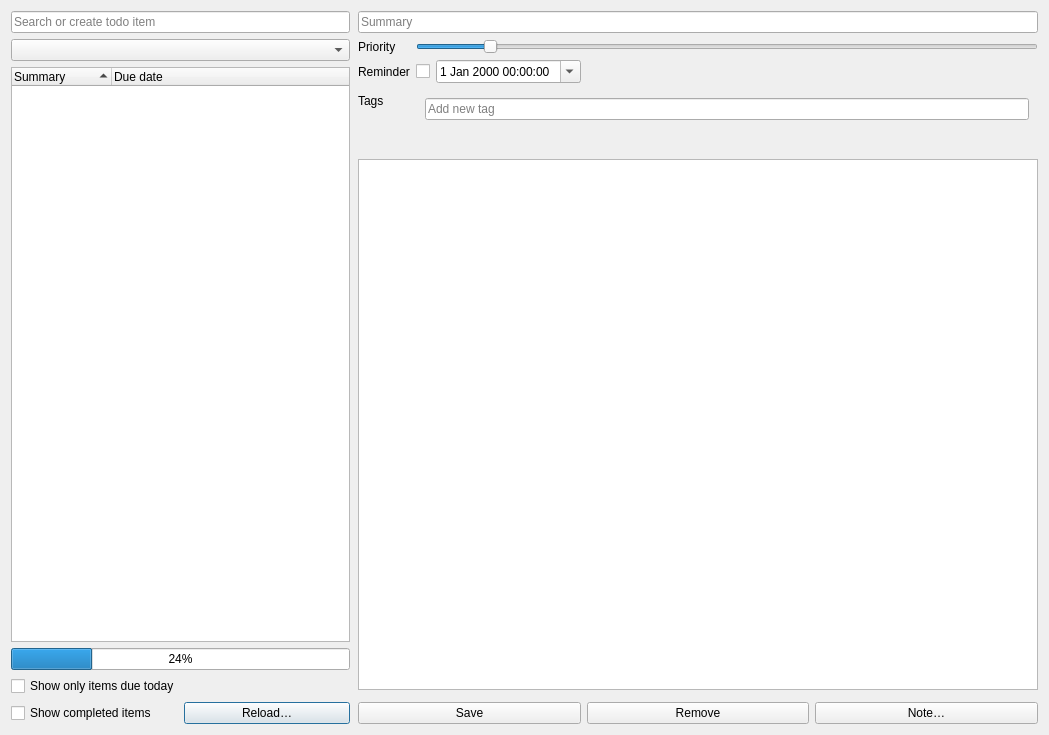
This is src/dialogs/tododialog.ui in pbek/QOwnNotes as Qt 5 draws it before an edit. The edited form follows.
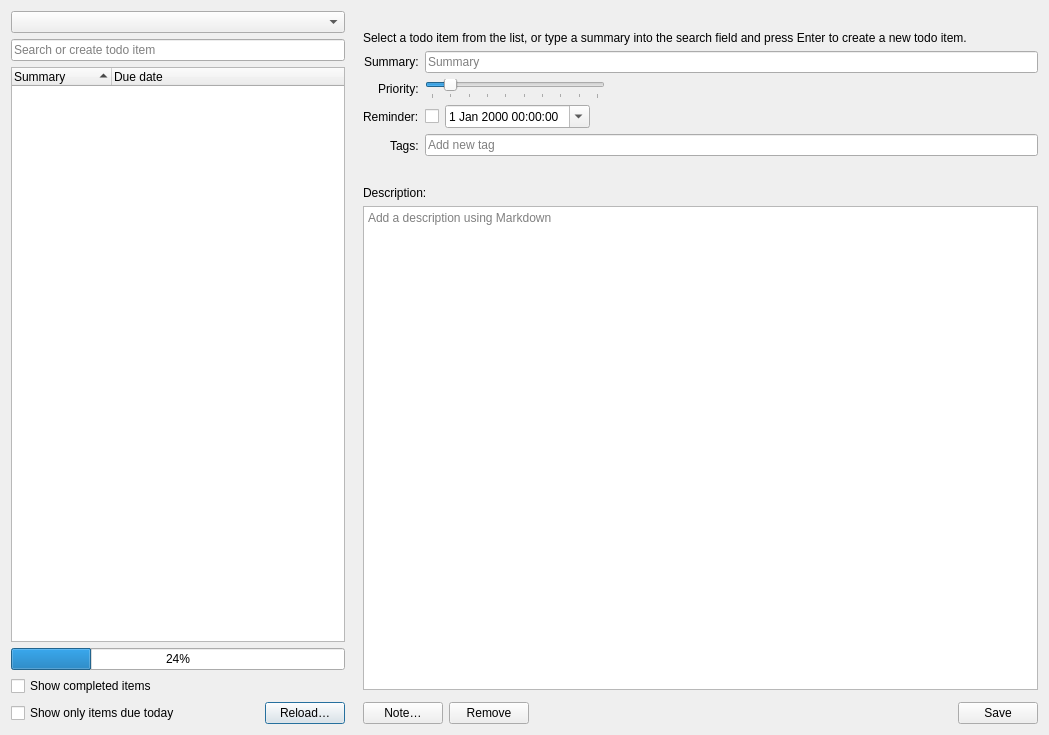
This is the edited form. Icons and pictures are not drawn. Custom widgets are drawn as their Qt base class.

Commit message: tododialog: polish layout and styling

What changed in the file:
```diff
--- a/src/dialogs/tododialog.ui
+++ b/src/dialogs/tododialog.ui
@@ -36,11 +36,57 @@
          <number>0</number>
         </property>
         <property name="rightMargin">
-         <number>1</number>
+         <number>6</number>
         </property>
         <property name="bottomMargin">
          <number>0</number>
         </property>
+        <item row="0" column="0">
+         <widget class="QComboBox" name="todoListSelector">
+          <property name="toolTip">
+           <string>Select your todo list</string>
+          </property>
+         </widget>
+        </item>
+        <item row="1" column="0">
+         <widget class="QLineEdit" name="newItemEdit">
+          <property name="placeholderText">
+           <string>Search or create todo item</string>
+          </property>
+          <property name="clearButtonEnabled">
+           <bool>true</bool>
+          </property>
+         </widget>
+        </item>
+        <item row="2" column="0">
+         <widget class="TodoItemTreeWidget" name="todoItemTreeWidget">
+          <property name="contextMenuPolicy">
+           <enum>Qt::CustomContextMenu</enum>
+          </property>
+          <property name="dragDropMode">
+           <enum>QAbstractItemView::InternalMove</enum>
+          </property>
+          <property name="alternatingRowColors">
+           <bool>true</bool>
+          </property>
+          <property name="sortingEnabled">
+           <bool>true</bool>
+          </property>
+          <property name="allColumnsShowFocus">
+           <bool>true</bool>
+          </property>
+          <column>
+           <property name="text">
+            <string>Summary</string>
+           </property>
+          </column>
+          <column>
+           <property name="text">
+            <string>Due date</string>
+           </property>
+          </column>
+         </widget>
+        </item>
         <item row="3" column="0">
          <widget class="QProgressBar" name="todoItemLoadingProgressBar">
           <property name="toolTip">
@@ -52,18 +98,8 @@
          </widget>
         </item>
         <item row="4" column="0">
-         <widget class="QCheckBox" name="showDueTodayItemsOnlyCheckBox">
-          <property name="toolTip">
-           <string>This doesn't work for sub-items, because they may be hidden by the parent item!</string>
-          </property>
-          <property name="text">
-           <string>Show only items due today</string>
-          </property>
-         </widget>
-        </item>
-        <item row="5" column="0">
-         <widget class="QFrame" name="frame">
-          <layout class="QHBoxLayout" name="horizontalLayout_2">
+         <widget class="QFrame" name="listFooterFrame">
+          <layout class="QGridLayout" name="listFooterLayout">
            <property name="leftMargin">
             <number>0</number>
            </property>
@@ -76,14 +112,44 @@
            <property name="bottomMargin">
             <number>0</number>
            </property>
-           <item>
+           <item row="0" column="0">
             <widget class="QCheckBox" name="showCompletedItemsCheckBox">
              <property name="text">
               <string>Show completed items</string>
              </property>
             </widget>
            </item>
-           <item>
+           <item row="1" column="0">
+            <widget class="QCheckBox" name="showDueTodayItemsOnlyCheckBox">
+             <property name="toolTip">
+              <string>This doesn't work for sub-items, because they may be hidden by the parent item!</string>
+             </property>
+             <property name="text">
+              <string>Show only items due today</string>
+             </property>
+            </widget>
+           </item>
+           <item row="0" column="1">
+            <spacer name="listFooterSpacer">
+             <property name="orientation">
+              <enum>Qt::Horizontal</enum>
+             </property>
+             <property name="sizeHint" stdset="0">
+              <size>
+               <width>20</width>
+               <height>10</height>
+              </size>
+             </property>
+            </spacer>
+           </item>
+           <item row="0" column="2" alignment="Qt::AlignRight">
+            <widget class="QLabel" name="todoItemCountLabel">
+             <property name="text">
+              <string notr="true"/>
+             </property>
+            </widget>
+           </item>
+           <item row="1" column="2" alignment="Qt::AlignRight">
             <widget class="QPushButton" name="reloadTodoListButton">
              <property name="toolTip">
               <string>Reload the todo list from server</string>
@@ -100,46 +166,6 @@
           </layout>
          </widget>
         </item>
-        <item row="1" column="0">
-         <widget class="QComboBox" name="todoListSelector">
-          <property name="toolTip">
-           <string>select your todo list</string>
-          </property>
-         </widget>
-        </item>
-        <item row="2" column="0">
-         <widget class="TodoItemTreeWidget" name="todoItemTreeWidget">
-          <property name="contextMenuPolicy">
-           <enum>Qt::CustomContextMenu</enum>
-          </property>
-          <property name="dragDropMode">
-           <enum>QAbstractItemView::InternalMove</enum>
-          </property>
-          <property name="sortingEnabled">
-           <bool>true</bool>
-          </property>
-          <column>
-           <property name="text">
-            <string>Summary</string>
-           </property>
-          </column>
-          <column>
-           <property name="text">
-            <string>Due date</string>
-           </property>
-          </column>
-         </widget>
-        </item>
-        <item row="0" column="0">
-         <widget class="QLineEdit" name="newItemEdit">
-          <property name="placeholderText">
-           <string>Search or create todo item</string>
-          </property>
-          <property name="clearButtonEnabled">
-           <bool>true</bool>
-          </property>
-         </widget>
-        </item>
        </layout>
       </widget>
      </item>
@@ -153,7 +179,7 @@
        </property>
        <property name="minimumSize">
         <size>
-         <width>500</width>
+         <width>450</width>
          <height>0</height>
         </size>
        </property>
@@ -161,11 +187,11 @@
         <enum>QFrame::NoFrame</enum>
        </property>
        <property name="frameShadow">
-        <enum>QFrame::Raised</enum>
+        <enum>QFrame::Plain</enum>
        </property>
        <layout class="QGridLayout" name="gridLayout_3">
         <property name="leftMargin">
-         <number>1</number>
+         <number>6</number>
         </property>
         <property name="topMargin">
          <number>0</number>
@@ -176,106 +202,31 @@
         <property name="bottomMargin">
          <number>0</number>
         </property>
-        <item row="10" column="0" colspan="2">
-         <widget class="QFrame" name="horizontalFrame">
-          <property name="frameShape">
-           <enum>QFrame::NoFrame</enum>
+        <item row="0" column="0">
+         <widget class="QLabel" name="editHeaderLabel">
+          <property name="text">
+           <string notr="true"/>
           </property>
-          <property name="frameShadow">
-           <enum>QFrame::Raised</enum>
-          </property>
-          <layout class="QHBoxLayout" name="horizontalLayout_4">
-           <property name="leftMargin">
-            <number>0</number>
-           </property>
-           <property name="topMargin">
-            <number>0</number>
-           </property>
-           <property name="rightMargin">
-            <number>0</number>
-           </property>
-           <property name="bottomMargin">
-            <number>0</number>
-           </property>
-           <item>
-            <widget class="QPushButton" name="saveButton">
-             <property name="toolTip">
-              <string>Save the current todo item</string>
-             </property>
-             <property name="text">
-              <string>Save</string>
-             </property>
-             <property name="icon">
-              <iconset theme="document-save" resource="../breeze-qownnotes.qrc">
-               <normaloff>:/icons/breeze-qownnotes/16x16/document-save.svg</normaloff>:/icons/breeze-qownnotes/16x16/document-save.svg</iconset>
-             </property>
-             <property name="shortcut">
-              <string notr="true">Ctrl+S</string>
-             </property>
-            </widget>
-           </item>
-           <item>
-            <widget class="QPushButton" name="removeButton">
-             <property name="toolTip">
-              <string>Remove the current todo item</string>
-             </property>
-             <property name="text">
-              <string>Remove</string>
-             </property>
-             <property name="icon">
-              <iconset theme="edit-delete" resource="../breeze-qownnotes.qrc">
-               <normaloff>:/icons/breeze-qownnotes/16x16/edit-delete.svg</normaloff>:/icons/breeze-qownnotes/16x16/edit-delete.svg</iconset>
-             </property>
-             <property name="shortcut">
-              <string notr="true">Ctrl+R</string>
-             </property>
-            </widget>
-           </item>
-           <item>
-            <widget class="QPushButton" name="noteButton">
-             <property name="text">
-              <string>Note…</string>
-             </property>
-             <property name="icon">
-              <iconset resource="../breeze-qownnotes.qrc">
-               <normaloff>:/icons/breeze-qownnotes/16x16/document-new.svg</normaloff>:/icons/breeze-qownnotes/16x16/document-new.svg</iconset>
-             </property>
-            </widget>
-           </item>
-          </layout>
          </widget>
         </item>
-        <item row="8" column="0" colspan="2">
-         <widget class="QFrame" name="descriptionEditSearchFrame">
-          <property name="frameShape">
-           <enum>QFrame::NoFrame</enum>
+        <item row="1" column="0">
+         <widget class="QLabel" name="editHintLabel">
+          <property name="text">
+           <string>Select a todo item from the list, or type a summary into the search field and press Enter to create a new todo item.</string>
           </property>
-          <property name="lineWidth">
-           <number>0</number>
-          </property>
-         </widget>
-        </item>
-        <item row="0" column="0" colspan="2">
-         <widget class="QLineEdit" name="summaryEdit">
-          <property name="readOnly">
-           <bool>false</bool>
-          </property>
-          <property name="placeholderText">
-           <string>Summary</string>
-          </property>
-          <property name="clearButtonEnabled">
+          <property name="wordWrap">
            <bool>true</bool>
           </property>
          </widget>
         </item>
-        <item row="1" column="0" colspan="2">
+        <item row="2" column="0">
          <layout class="QFormLayout" name="formLayout">
-          <property name="sizeConstraint">
-           <enum>QLayout::SetFixedSize</enum>
-          </property>
           <property name="fieldGrowthPolicy">
            <enum>QFormLayout::AllNonFixedFieldsGrow</enum>
           </property>
+          <property name="labelAlignment">
+           <set>Qt::AlignRight|Qt::AlignVCenter</set>
+          </property>
           <property name="horizontalSpacing">
            <number>6</number>
           </property>
@@ -283,59 +234,132 @@
            <number>6</number>
           </property>
           <item row="0" column="0">
-           <widget class="QLabel" name="priorityLabel">
+           <widget class="QLabel" name="summaryLabel">
             <property name="text">
-             <string>Priority</string>
+             <string>Summary:</string>
+            </property>
+            <property name="buddy">
+             <cstring>summaryEdit</cstring>
             </property>
            </widget>
           </item>
           <item row="0" column="1">
-           <widget class="QSlider" name="prioritySlider">
-            <property name="toolTip">
-             <string>Priority</string>
+           <widget class="QLineEdit" name="summaryEdit">
+            <property name="readOnly">
+             <bool>false</bool>
             </property>
-            <property name="statusTip">
-             <string/>
+            <property name="placeholderText">
+             <string>Summary</string>
             </property>
-            <property name="accessibleName">
-             <string extracomment="Priority"/>
-            </property>
-            <property name="minimum">
-             <number>0</number>
-            </property>
-            <property name="maximum">
-             <number>9</number>
-            </property>
-            <property name="pageStep">
-             <number>1</number>
-            </property>
-            <property name="sliderPosition">
-             <number>1</number>
-            </property>
-            <property name="orientation">
-             <enum>Qt::Horizontal</enum>
+            <property name="clearButtonEnabled">
+             <bool>true</bool>
             </property>
            </widget>
           </item>
           <item row="1" column="0">
-           <widget class="QLabel" name="reminderLabel">
+           <widget class="QLabel" name="priorityLabel">
             <property name="text">
-             <string>Reminder</string>
+             <string>Priority:</string>
+            </property>
+            <property name="buddy">
+             <cstring>prioritySlider</cstring>
             </property>
            </widget>
           </item>
           <item row="1" column="1">
+           <widget class="QFrame" name="priorityFrame">
+            <layout class="QHBoxLayout" name="priorityLayout">
+             <property name="leftMargin">
+              <number>0</number>
+             </property>
+             <property name="topMargin">
+              <number>0</number>
+             </property>
+             <property name="rightMargin">
+              <number>0</number>
+             </property>
+             <property name="bottomMargin">
+              <number>0</number>
+             </property>
+             <item>
+              <widget class="QSlider" name="prioritySlider">
+               <property name="sizePolicy">
+                <sizepolicy hsizetype="Fixed" vsizetype="Fixed">
+                 <horstretch>0</horstretch>
+                 <verstretch>0</verstretch>
+                </sizepolicy>
+               </property>
+               <property name="minimumSize">
+                <size>
+                 <width>180</width>
+                 <height>0</height>
+                </size>
+               </property>
+               <property name="toolTip">
+                <string>Priority</string>
+               </property>
+               <property name="accessibleName">
+                <string>Priority</string>
+               </property>
+               <property name="minimum">
+                <number>0</number>
+               </property>
+               <property name="maximum">
+                <number>9</number>
+               </property>
+               <property name="pageStep">
+                <number>1</number>
+               </property>
+               <property name="sliderPosition">
+                <number>1</number>
+               </property>
+               <property name="orientation">
+                <enum>Qt::Horizontal</enum>
+               </property>
+               <property name="tickPosition">
+                <enum>QSlider::TicksBelow</enum>
+               </property>
+               <property name="tickInterval">
+                <number>1</number>
+               </property>
+              </widget>
+             </item>
+             <item>
+              <widget class="QLabel" name="priorityValueLabel">
+               <property name="text">
+                <string notr="true"/>
+               </property>
+              </widget>
+             </item>
+             <item>
+              <spacer name="prioritySpacer">
+               <property name="orientation">
+                <enum>Qt::Horizontal</enum>
+               </property>
+               <property name="sizeHint" stdset="0">
+                <size>
+                 <width>0</width>
+                 <height>10</height>
+                </size>
+               </property>
+              </spacer>
+             </item>
+            </layout>
+           </widget>
+          </item>
+          <item row="2" column="0">
+           <widget class="QLabel" name="reminderLabel">
+            <property name="text">
+             <string>Reminder:</string>
+            </property>
+            <property name="buddy">
+             <cstring>reminderCheckBox</cstring>
+            </property>
+           </widget>
+          </item>
+          <item row="2" column="1">
            <widget class="QFrame" name="reminderFrame">
-            <property name="sizePolicy">
-             <sizepolicy hsizetype="Fixed" vsizetype="Fixed">
-              <horstretch>0</horstretch>
-              <verstretch>0</verstretch>
-             </sizepolicy>
-            </property>
             <layout class="QHBoxLayout" name="horizontalLayout_3">
-             <property name="sizeConstraint">
-              <enum>QLayout::SetFixedSize</enum>
-             </property>
              <property name="leftMargin">
               <number>0</number>
              </property>
@@ -343,7 +367,7 @@
               <number>0</number>
              </property>
              <property name="rightMargin">
-              <number>12</number>
+              <number>0</number>
              </property>
              <property name="bottomMargin">
               <number>0</number>
@@ -362,17 +386,33 @@
                </property>
               </widget>
              </item>
+             <item>
+              <spacer name="reminderSpacer">
+               <property name="orientation">
+                <enum>Qt::Horizontal</enum>
+               </property>
+               <property name="sizeHint" stdset="0">
+                <size>
+                 <width>0</width>
+                 <height>10</height>
+                </size>
+               </property>
+              </spacer>
+             </item>
             </layout>
            </widget>
           </item>
-          <item row="2" column="0">
+          <item row="3" column="0">
            <widget class="QLabel" name="tagsLabel">
             <property name="text">
-             <string>Tags</string>
+             <string>Tags:</string>
+            </property>
+            <property name="buddy">
+             <cstring>tagsLineEdit</cstring>
             </property>
            </widget>
           </item>
-          <item row="2" column="1">
+          <item row="3" column="1">
            <widget class="QFrame" name="tagsLayoutFrame">
             <property name="sizePolicy">
              <sizepolicy hsizetype="Expanding" vsizetype="Fixed">
@@ -381,6 +421,18 @@
              </sizepolicy>
             </property>
             <layout class="QVBoxLayout" name="tagsLayout">
+             <property name="leftMargin">
+              <number>0</number>
+             </property>
+             <property name="topMargin">
+              <number>0</number>
+             </property>
+             <property name="rightMargin">
+              <number>0</number>
+             </property>
+             <property name="bottomMargin">
+              <number>0</number>
+             </property>
              <item>
               <widget class="QLineEdit" name="tagsLineEdit">
                <property name="sizePolicy">
@@ -413,11 +465,113 @@
           </item>
          </layout>
         </item>
-        <item row="6" column="0" colspan="2">
+        <item row="3" column="0">
+         <widget class="QLabel" name="descriptionLabel">
+          <property name="text">
+           <string>Description:</string>
+          </property>
+          <property name="buddy">
+           <cstring>descriptionEdit</cstring>
+          </property>
+         </widget>
+        </item>
+        <item row="4" column="0">
          <widget class="QOwnNotesMarkdownTextEdit" name="descriptionEdit">
           <property name="readOnly">
            <bool>false</bool>
           </property>
+          <property name="placeholderText">
+           <string>Add a description using Markdown</string>
+          </property>
+         </widget>
+        </item>
+        <item row="5" column="0">
+         <widget class="QFrame" name="descriptionEditSearchFrame">
+          <property name="frameShape">
+           <enum>QFrame::NoFrame</enum>
+          </property>
+          <property name="lineWidth">
+           <number>0</number>
+          </property>
+         </widget>
+        </item>
+        <item row="6" column="0">
+         <widget class="QFrame" name="horizontalFrame">
+          <property name="frameShape">
+           <enum>QFrame::NoFrame</enum>
+          </property>
+          <property name="frameShadow">
+           <enum>QFrame::Plain</enum>
+          </property>
+          <layout class="QHBoxLayout" name="horizontalLayout_4">
+           <property name="leftMargin">
+            <number>0</number>
+           </property>
+           <property name="topMargin">
+            <number>0</number>
+           </property>
+           <property name="rightMargin">
+            <number>0</number>
+           </property>
+           <property name="bottomMargin">
+            <number>0</number>
+           </property>
+           <item>
+            <widget class="QPushButton" name="noteButton">
+             <property name="toolTip">
+              <string>Insert a link to the todo item into the current note or import it as a note</string>
+             </property>
+             <property name="text">
+              <string>Note…</string>
+             </property>
+             <property name="icon">
+              <iconset resource="../breeze-qownnotes.qrc">
+               <normaloff>:/icons/breeze-qownnotes/16x16/document-new.svg</normaloff>:/icons/breeze-qownnotes/16x16/document-new.svg</iconset>
+             </property>
+            </widget>
+           </item>
+           <item>
+            <widget class="QPushButton" name="removeButton">
+             <property name="toolTip">
+              <string>Remove the current todo item (Ctrl+R)</string>
+             </property>
+             <property name="text">
+              <string>Remove</string>
+             </property>
+             <property name="icon">
+              <iconset theme="edit-delete" resource="../breeze-qownnotes.qrc">
+               <normaloff>:/icons/breeze-qownnotes/16x16/edit-delete.svg</normaloff>:/icons/breeze-qownnotes/16x16/edit-delete.svg</iconset>
+             </property>
+            </widget>
+           </item>
+           <item>
+            <spacer name="buttonSpacer">
+             <property name="orientation">
+              <enum>Qt::Horizontal</enum>
+             </property>
+             <property name="sizeHint" stdset="0">
+              <size>
+               <width>40</width>
+               <height>10</height>
+              </size>
+             </property>
+            </spacer>
+           </item>
+           <item>
+            <widget class="QPushButton" name="saveButton">
+             <property name="toolTip">
+              <string>Save the current todo item (Ctrl+S)</string>
+             </property>
+             <property name="text">
+              <string>Save</string>
+             </property>
+             <property name="icon">
+              <iconset theme="document-save" resource="../breeze-qownnotes.qrc">
+               <normaloff>:/icons/breeze-qownnotes/16x16/document-save.svg</normaloff>:/icons/breeze-qownnotes/16x16/document-save.svg</iconset>
+             </property>
+            </widget>
+           </item>
+          </layout>
          </widget>
         </item>
        </layout>
```
Left out of the diff: 15 changed lines with no effect on the pictures. The commit also changes 3 other files.
